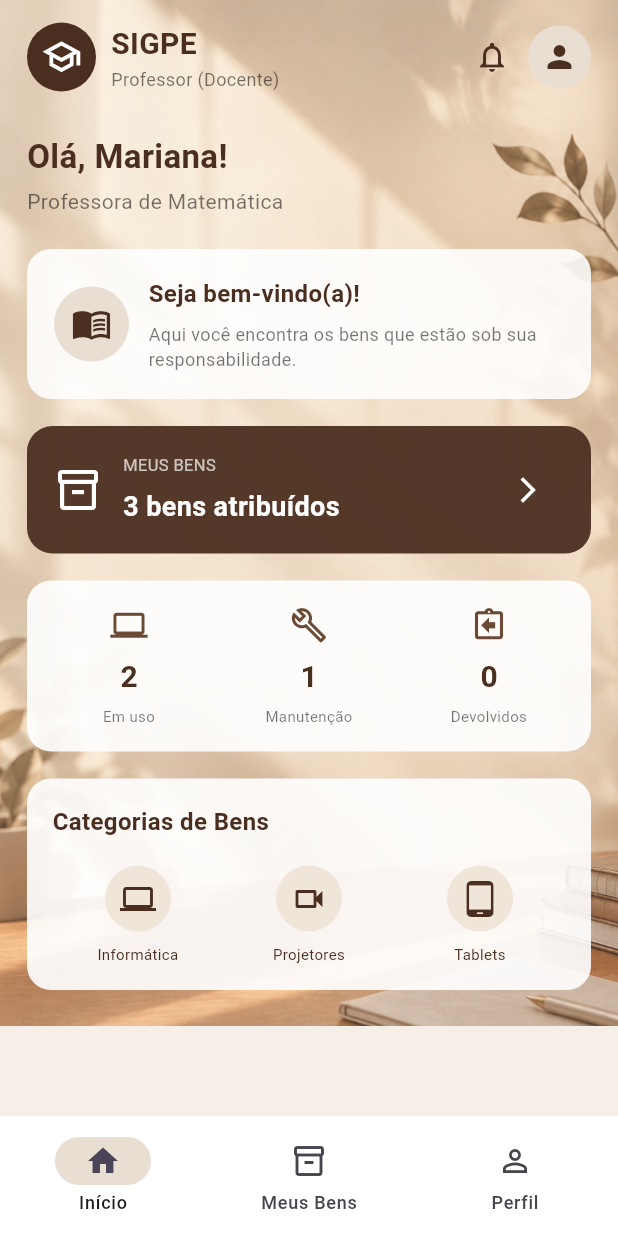
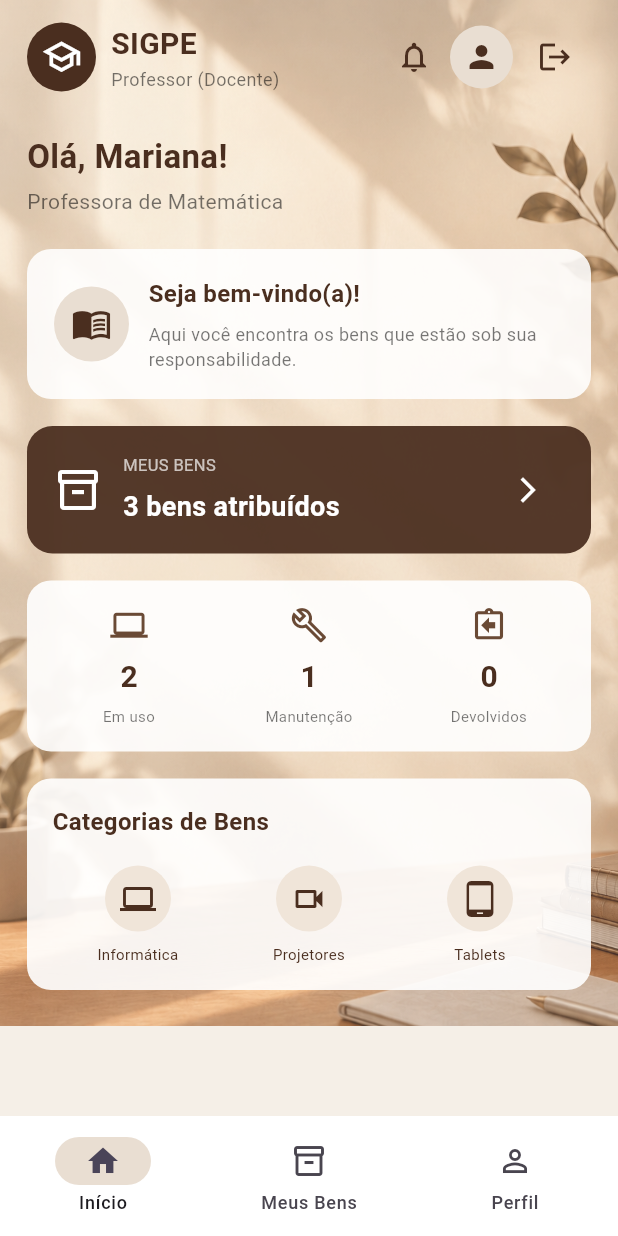
Before and after one commit to projeto-sigpe/sigpe, a Flutter app: the DashboardProfessorPage screen opened directly, on a phone screen of 412 x 824 dp. Run offline on Flutter 3.47's test engine with Material 3 defaults, Android fonts, the phone set to English and light mode, and no system bars; our stand-ins replace device_preview, shared_preferences; accounts and stored records are empty.

Commit message:
comit dash

```diff
--- a/lib/views/dashboard_professor.dart
+++ b/lib/views/dashboard_professor.dart
@@ -19,6 +19,7 @@ class _DashboardProfessorPageState extends State<DashboardProfessorPage> {
 
   int _currentIndex = 0;
 
+  /// Método responsável por realizar o Logout seguro
   Future<void> fazerLogout() async {
     try {
       await AuthService().logout();
@@ -61,9 +62,11 @@ Future<void> fazerLogout() async {
             ),
 
             // Camada clara para facilitar a leitura
-            Positioned.fill(child: Container(color: fundo.withOpacity(0.18))),
+            Positioned.fill(
+              child: Container(color: fundo.withOpacity(0.18)),
+            ),
 
-            // Conteúdo
+            // Conteúdo Principal
             SingleChildScrollView(
               child: Padding(
                 padding: const EdgeInsets.fromLTRB(18, 14, 18, 24),
@@ -124,6 +127,16 @@ Future<void> fazerLogout() async {
                           radius: 21,
                           backgroundColor: bege,
                           child: Icon(Icons.person, color: marrom),
+                        ),
+                        const SizedBox(width: 4),
+                        // Botão de Logout adicionado no cabeçalho
+                        IconButton(
+                          tooltip: 'Sair da conta',
+                          onPressed: fazerLogout,
+                          icon: const Icon(
+                            Icons.logout,
+                            color: marrom,
+                          ),
                         ),
                       ],
                     ),
@@ -303,10 +316,10 @@ Future<void> fazerLogout() async {
                         color: Colors.white.withOpacity(0.90),
                         borderRadius: BorderRadius.circular(16),
                       ),
-                      child: Column(
+                      child: const Column(
                         crossAxisAlignment: CrossAxisAlignment.start,
                         children: [
-                          const Text(
+                          Text(
                             'Categorias de Bens',
                             style: TextStyle(
                               color: marrom,
@@ -314,8 +327,8 @@ Future<void> fazerLogout() async {
                               fontWeight: FontWeight.bold,
                             ),
                           ),
-                          const SizedBox(height: 18),
-                          const Row(
+                          SizedBox(height: 18),
+                          Row(
                             children: [
                               Expanded(
                                 child: _Categoria(
```
Also changed, not shown: lib/views/dashboard.dart (+27 -6 lines). Lines whose indentation alone changed are shown as unchanged.
